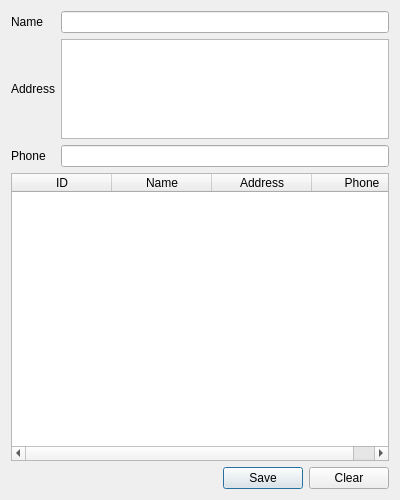
alanhaggai/Daily-Collection, file editagentdialog.ui: the form before one commit.
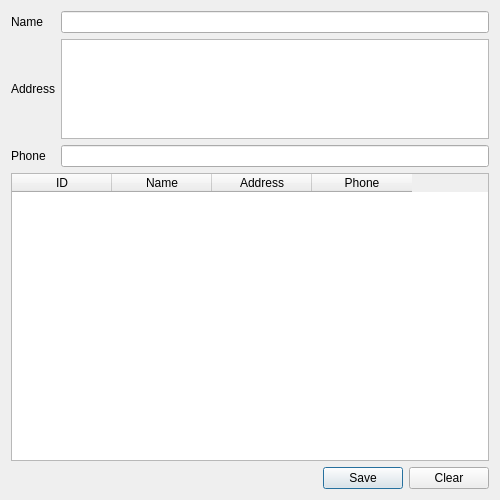
The form after the commit.

Commit message: Resized all dialogs' widths from 400px to 500px

What changed in the file:
```diff
--- a/editagentdialog.ui
+++ b/editagentdialog.ui
@@ -6,7 +6,7 @@
    <rect>
     <x>0</x>
     <y>0</y>
-    <width>400</width>
+    <width>500</width>
     <height>500</height>
    </rect>
   </property>
```
The commit also changes 5 other files.
